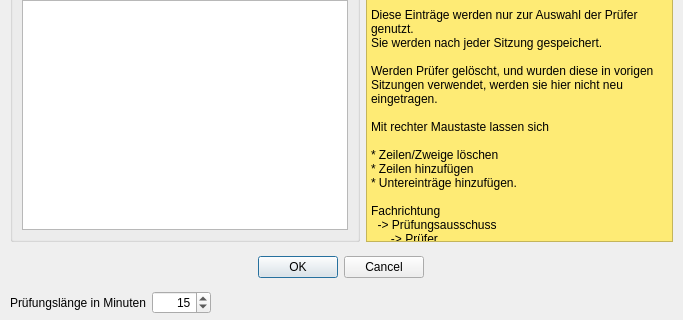
Above: preferences.ui from effzett/pihk before the change; both pictures show x 0 to 683 and y 159 to 479 of the 683 by 479 pixel window. Below: the same form after it.
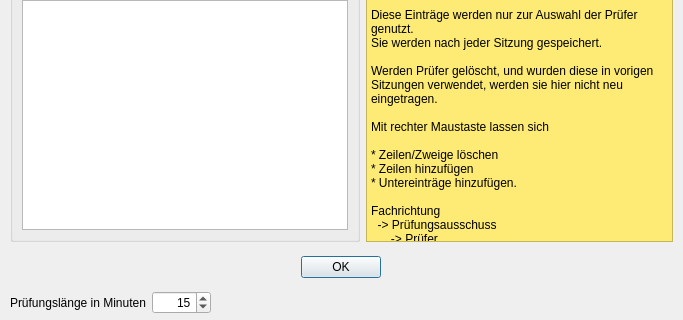
That is the form after the change.

Commit message: Preferences nur mit OK Button, da Preferences alte Werte zunächst nicht zwischenspeichert (TODO: deep copy für model implementieren)

```diff
--- a/preferences.ui
+++ b/preferences.ui
@@ -32,7 +32,7 @@
     <enum>Qt::Horizontal</enum>
    </property>
    <property name="standardButtons">
-    <set>QDialogButtonBox::Cancel|QDialogButtonBox::Ok</set>
+    <set>QDialogButtonBox::Ok</set>
    </property>
    <property name="centerButtons">
     <bool>true</bool>
@@ -313,7 +313,7 @@
     </item>
    </layout>
   </widget>
-  <widget class="QWidget" name="">
+  <widget class="QWidget" name="layoutWidget">
    <property name="geometry">
     <rect>
      <x>10</x>
```
The commit also changes 2 other files.
